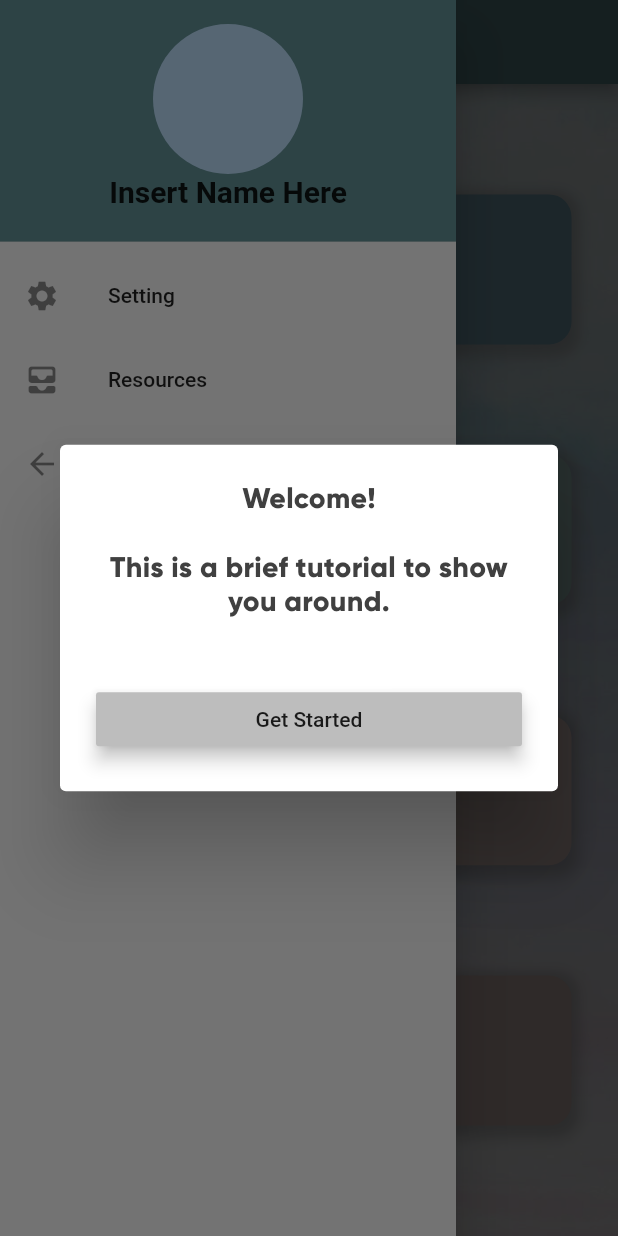
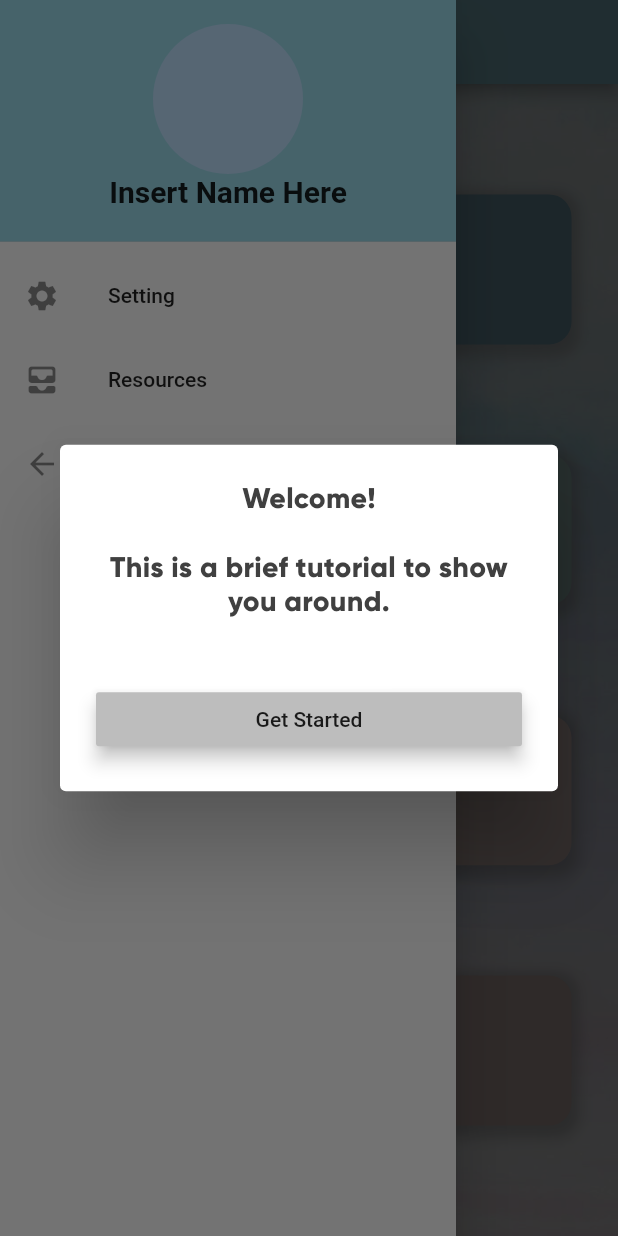
Before and after one commit to hcyjn2/E-Health-Adviser-System, a Flutter app: the MenuBody screen opened directly, with the side drawer open, on a phone screen of 412 x 824 dp. Run offline on Flutter 3.47's test engine with Material 2 defaults, Android fonts, the phone set to English and light mode, and no system bars; drawn by our look-alikes of showcaseview; our stand-ins replace audioplayers, flutter_calendar_carousel, font_awesome_flutter, geolocator, google_maps_flutter, percent_indicator and 2 more; accounts and stored records are empty.

Commit message:
MoodTrackerCalendar Overwrite Fix & Appbar color update

```diff
--- a/prototype v0.1/lib/Screens/MainMenu/MainMenuDrawer.dart
+++ b/prototype v0.1/lib/Screens/MainMenu/MainMenuDrawer.dart
@@ -8,9 +8,7 @@ class MainMenuDrawer extends StatelessWidget {
         padding: EdgeInsets.zero,
         children: <Widget>[
           DrawerHeader(
-            decoration: BoxDecoration(
-                color: Color.fromRGBO(97, 145, 150, 1)
-            ),
+            decoration: BoxDecoration(color: Color(0xFF99d8e8)),
             child: Column(
               children: <Widget>[
                 CircleAvatar(
@@ -28,7 +26,6 @@ class MainMenuDrawer extends StatelessWidget {
               ],
             ),
           ),
-
           ListTile(
             leading: Icon(Icons.settings),
             title: Text('Setting'),
--- a/prototype v0.1/lib/Screens/MainMenu/MainMenuScreen.dart
+++ b/prototype v0.1/lib/Screens/MainMenu/MainMenuScreen.dart
@@ -4,7 +4,6 @@ import 'package:main_menu/components/mood_tracker/mood_record_detail.dart';
 import 'package:main_menu/constants.dart';
 import 'package:shared_preferences/shared_preferences.dart';
 import 'package:showcaseview/showcaseview.dart';
-
 
 import 'AnimatedButton.dart';
 import 'MainMenuDrawer.dart';
@@ -155,7 +154,7 @@ class _MenuBodyState extends State<MenuBody> {
               color: Colors.grey[400],
               child: Text('OKAY'),
               onPressed: () {
-                  Navigator.of(context).pop();
+                Navigator.of(context).pop();
               },
             ),
           );
@@ -166,7 +165,7 @@ class _MenuBodyState extends State<MenuBody> {
     SharedPreferences preferences = await SharedPreferences.getInstance();
     bool showCaseVisibilityStatus = preferences.getBool("isFirstShowcase");
 
-    if(showCaseVisibilityStatus == null){
+    if (showCaseVisibilityStatus == null) {
       preferences.setBool("isFirstShowcase", false);
       return true;
     }
@@ -187,8 +186,8 @@ class _MenuBodyState extends State<MenuBody> {
               elevation: 5.0,
               color: Colors.grey[400],
               child: Text('Get Started'),
-              onPressed: ()  {
-                  Navigator.pop(context);
+              onPressed: () {
+                Navigator.pop(context);
               },
             ),
           );
@@ -197,9 +196,8 @@ class _MenuBodyState extends State<MenuBody> {
 
   @override
   Widget build(BuildContext context) {
-
     isFirstGuide().then((status) {
-      if(status){
+      if (status) {
         buildUserGuideWelcome().then((status) {
           ShowCaseWidget.of(context).startShowCase([
             _sideBarKey,
@@ -226,8 +224,7 @@ class _MenuBodyState extends State<MenuBody> {
               icon: Showcase(
                   key: _sideBarKey,
                   description: 'Tap here to access setting,logout and etc.',
-                  child: Icon(Icons.menu)
-              ),
+                  child: Icon(Icons.menu)),
               onPressed: () => Scaffold.of(context).openDrawer(),
             ),
           ),
@@ -238,11 +235,11 @@ class _MenuBodyState extends State<MenuBody> {
             description: 'And lastly, (placeholder text)',
             showArrow: false,
             child: Text(
-                "E-Health Adviser App",
-                style: kThickFont.copyWith(fontSize: 18, color: Colors.black),
-              ),
+              "E-Health Adviser App",
+              style: kThickFont.copyWith(fontSize: 18, color: Colors.black),
+            ),
           ),
-          backgroundColor: Color.fromRGBO(97, 145, 150, 1),
+          backgroundColor: Color(0xFF99d8e8),
         ),
         drawer: MainMenuDrawer(),
         body: SwipeableWidget(
@@ -281,7 +278,7 @@ class _MenuBodyState extends State<MenuBody> {
                         'assets/Images/test.png',
                         width: 62,
                       ),
-                      buttonText: Text('Diagnosis',
+                      buttonText: Text('Evaluation',
                           style: kThickFont.copyWith(fontSize: 20)),
                       onTap: () {
                         testChosen(context);
@@ -290,7 +287,8 @@ class _MenuBodyState extends State<MenuBody> {
                   ),
                   Showcase(
                     key: _moodKey,
-                    description: 'Tap here to fill in how you are feeling today',
+                    description:
+                        'Tap here to fill in how you are feeling today',
                     child: AnimatedButton(
                       primaryColor: Color.fromRGBO(244, 220, 214, 1),
                       assetImage: Image.asset(
--- a/prototype v0.1/lib/Screens/MainMenu/TestMenu.dart
+++ b/prototype v0.1/lib/Screens/MainMenu/TestMenu.dart
@@ -40,7 +40,7 @@ class TestMenu extends StatelessWidget with MenuFunction {
                   child: AnimatedButton(
                     topMargin: 27,
                     assetImage: Image.asset('null'),
-                    buttonText: Text('Stress Diagnose',
+                    buttonText: Text('Stress Evaluation',
                         style: kThickFont.copyWith(fontSize: 32)),
                     onTap: () {
                       stressTest(context);
@@ -55,7 +55,7 @@ class TestMenu extends StatelessWidget with MenuFunction {
                   child: AnimatedButton(
                     topMargin: 27,
                     assetImage: Image.asset('null'),
-                    buttonText: Text('Anxiety Diagnose',
+                    buttonText: Text('Anxiety Evaluation',
                         style: kThickFont.copyWith(fontSize: 32)),
                     onTap: () {
                       anxietyTest(context);
```
Also changed, not shown: prototype v0.1/lib/Screens/MoodTracker/moodtracker_calendar_view.dart (+9 -0 lines), prototype v0.1/lib/Screens/MoodTracker/moodtracker_calender.dart (+20 -33 lines).
